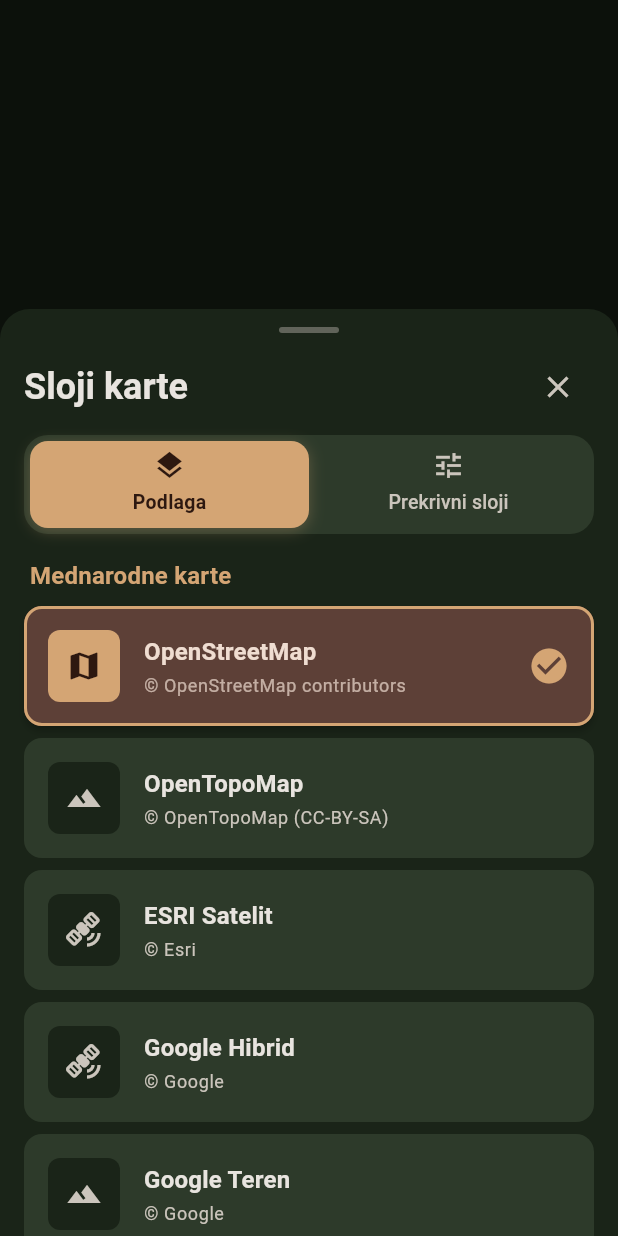
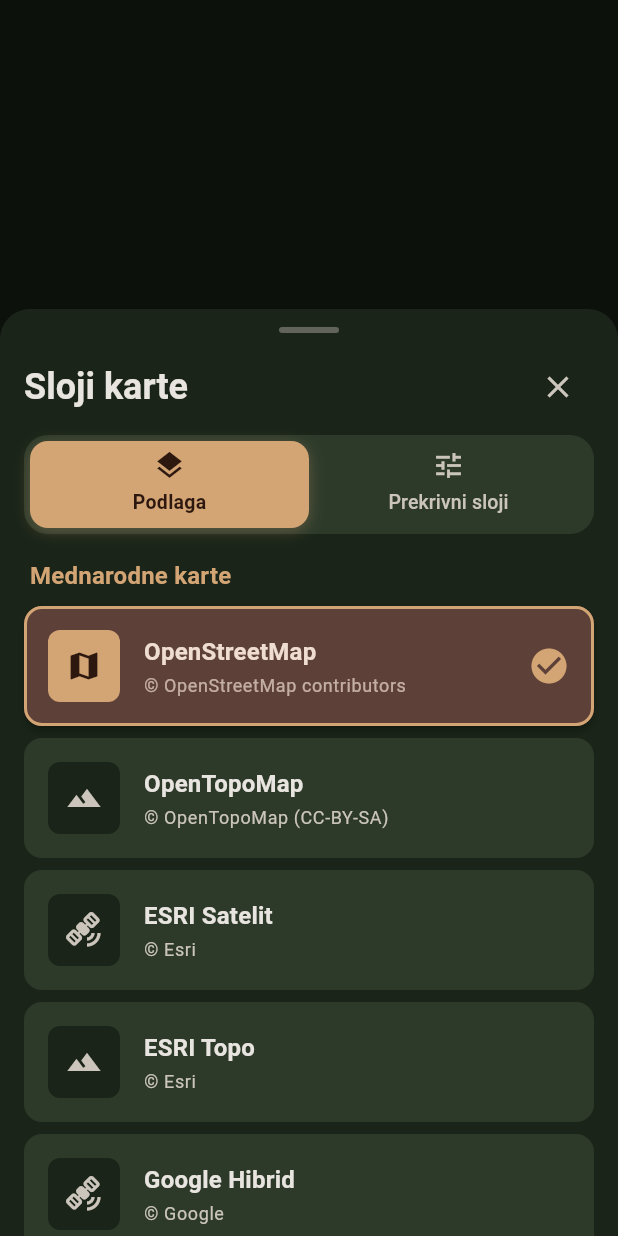
Before and after one commit to dz0ny/gozdar, a Flutter app: what show() shows on an empty page, opened directly with empty values, on a phone screen of 412 x 824 dp. Run offline on Flutter 3.47's test engine with Material 3 defaults, Android fonts, the light colour scheme and no system bars; our stand-ins replace file_picker, firebase_analytics, firebase_core, firebase_crashlytics, flutter_compass, flutter_map and 6 more; missing offline and left inert: excel, flutter_geokit, flutter_map_tile_caching, ota_update, proj4dart; accounts and stored records are empty; generated files the repository leaves out were written again; network calls fail.

Commit message:
feat: Enhance versioning system and add new map layers; update version number

```diff
--- a/lib/models/map_layer.dart
+++ b/lib/models/map_layer.dart
@@ -27,9 +27,11 @@
   openStreetMap,
   openTopoMap,
   esriWorldImagery,
+  esriTopoMap,
   googleHybrid,
-  googleTerrain,
   ortofoto,
+  ortofoto2023,
+  ortofoto2022,
   dofIr,
   dmr,
 
@@ -158,20 +160,21 @@
     maxZoom: 19,
   );
 
+  /// ESRI World Topo Map - Topographic map
+  static const esriTopoMap = MapLayer(
+    type: MapLayerType.esriTopoMap,
+    name: 'ESRI Topo',
+    urlTemplate:
+        'https://server.arcgisonline.com/ArcGIS/rest/services/World_Topo_Map/MapServer/tile/{z}/{y}/{x}',
+    attribution: '© Esri',
+    maxZoom: 19,
+  );
+
   /// Google Hybrid - Satellite with labels
   static const googleHybrid = MapLayer(
     type: MapLayerType.googleHybrid,
     name: 'Google Hibrid',
     urlTemplate: 'http://mt0.google.com/vt/lyrs=y&hl=sl&x={x}&y={y}&z={z}',
-    attribution: '© Google',
-    maxZoom: 20,
-  );
-
-  /// Google Terrain - Terrain map
-  static const googleTerrain = MapLayer(
-    type: MapLayerType.googleTerrain,
-    name: 'Google Teren',
-    urlTemplate: 'http://mt0.google.com/vt/lyrs=p&hl=sl&x={x}&y={y}&z={z}',
     attribution: '© Google',
     maxZoom: 20,
   );
@@ -185,6 +188,30 @@
     isWms: true,
     wmsBaseUrl: 'https://prostor.zgs.gov.si/geowebcache/service/wms?',
     wmsLayers: ['pregledovalnik:DOF_2024'],
+    wmsFormat: 'image/jpeg',
+  );
+
+  /// Ortofoto 2023 - Aerial imagery (Slovenia)
+  static const ortofoto2023 = MapLayer(
+    type: MapLayerType.ortofoto2023,
+    name: 'Ortofoto 2023',
+    attribution: '© GURS',
+    maxZoom: 19,
+    isWms: true,
+    wmsBaseUrl: 'https://prostor.zgs.gov.si/geowebcache/service/wms?',
+    wmsLayers: ['pregledovalnik:DOF_2023'],
+    wmsFormat: 'image/jpeg',
+  );
+
+  /// Ortofoto 2022 - Aerial imagery (Slovenia)
+  static const ortofoto2022 = MapLayer(
+    type: MapLayerType.ortofoto2022,
+    name: 'Ortofoto 2022',
+    attribution: '© GURS',
+    maxZoom: 19,
+    isWms: true,
+    wmsBaseUrl: 'https://prostor.zgs.gov.si/geowebcache/service/wms?',
+    wmsLayers: ['pregledovalnik:DOF_2022'],
     wmsFormat: 'image/jpeg',
   );
 
@@ -863,9 +890,11 @@
     openStreetMap,
     openTopoMap,
     esriWorldImagery,
+    esriTopoMap,
     googleHybrid,
-    googleTerrain,
     ortofoto,
+    ortofoto2023,
+    ortofoto2022,
     dofIr,
     dmr,
   ];
--- a/lib/screens/map_tab.dart
+++ b/lib/screens/map_tab.dart
@@ -902,6 +902,7 @@
         _saveMapState();
       },
       onImportFile: _importGeoFile,
+      onDownloadTiles: showTileDownloadDialog,
     );
   }
 
--- a/lib/widgets/map_layer_selector.dart
+++ b/lib/widgets/map_layer_selector.dart
@@ -9,6 +9,7 @@
   final ValueChanged<MapLayer> onBaseLayerChanged;
   final ValueChanged<MapLayerType> onOverlayToggled;
   final VoidCallback? onImportFile;
+  final VoidCallback? onDownloadTiles;
 
   const MapLayerSelector({
     super.key,
@@ -18,6 +19,7 @@
     required this.onBaseLayerChanged,
     required this.onOverlayToggled,
     this.onImportFile,
+    this.onDownloadTiles,
   });
 
   /// Show the layer selector as a modal bottom sheet
@@ -29,6 +31,7 @@
     required ValueChanged<MapLayer> onBaseLayerChanged,
     required ValueChanged<MapLayerType> onOverlayToggled,
     VoidCallback? onImportFile,
+    VoidCallback? onDownloadTiles,
   }) {
     return showModalBottomSheet(
       context: context,
@@ -50,6 +53,7 @@
             onBaseLayerChanged: onBaseLayerChanged,
             onOverlayToggled: onOverlayToggled,
             onImportFile: onImportFile,
+            onDownloadTiles: onDownloadTiles,
           ),
         ),
       ),
@@ -67,14 +71,23 @@
   String _searchQuery = '';
   final Map<OverlayCategory, bool> _expandedCategories = {};
 
+  // Local state for selections
+  late MapLayer _selectedBaseLayer;
+  late Set<MapLayerType> _selectedOverlays;
+
   @override
   void initState() {
     super.initState();
     _tabController = TabController(length: 2, vsync: this);
+
+    // Initialize local state from widget
+    _selectedBaseLayer = widget.currentBaseLayer;
+    _selectedOverlays = Set.from(widget.activeOverlays);
+
     // Expand categories that have active overlays
     for (final category in OverlayCategory.values) {
       final hasActiveOverlay = MapLayer.overlaysByCategory[category]
-              ?.any((layer) => widget.activeOverlays.contains(layer.type)) ??
+              ?.any((layer) => _selectedOverlays.contains(layer.type)) ??
           false;
       _expandedCategories[category] = hasActiveOverlay;
     }
@@ -89,8 +102,9 @@
 
   @override
   Widget build(BuildContext context) {
-    return Column(
-      children: [
+    return SafeArea(
+      child: Column(
+        children: [
         // Drag handle
         Center(
           child: Container(
@@ -187,7 +201,8 @@
             ],
           ),
         ),
-      ],
+        ],
+      ),
     );
   }
 
@@ -202,8 +217,8 @@
             MapLayer.openStreetMap,
             MapLayer.openTopoMap,
             MapLayer.esriWorldImagery,
+            MapLayer.esriTopoMap,
             MapLayer.googleHybrid,
-            MapLayer.googleTerrain,
           ],
         ),
         const SizedBox(height: 16),
@@ -212,10 +227,41 @@
           'Slovenske karte',
           [
             MapLayer.ortofoto,
+            MapLayer.ortofoto2023,
+            MapLayer.ortofoto2022,
             MapLayer.dofIr,
             MapLayer.dmr,
           ],
         ),
+        const SizedBox(height: 24),
+        // Download tiles button
+        if (widget.onDownloadTiles != null)
+          Padding(
+            padding: const EdgeInsets.symmetric(horizontal: 4),
+            child: OutlinedButton.icon(
+              onPressed: () {
+                Navigator.pop(context);
+                widget.onDownloadTiles!();
+              },
+              icon: const Icon(Icons.download, size: 20),
+              label: const Text('Prenesi za delo brez povezave'),
+              style: OutlinedButton.styleFrom(
+                minimumSize: const Size.fromHeight(52),
+                shape: RoundedRectangleBorder(
+                  borderRadius: BorderRadius.circular(12),
+                ),
+                side: BorderSide(
+                  color: Theme.of(context).colorScheme.primary,
+                  width: 1.5,
+                ),
+                textStyle: const TextStyle(
+                  fontSize: 14,
+                  fontWeight: FontWeight.w600,
+                  letterSpacing: 0.2,
+                ),
+              ),
+            ),
+          ),
         const SizedBox(height: 16),
       ],
     );
@@ -241,7 +287,7 @@
   }
 
   Widget _buildBaseLayerCard(MapLayer layer) {
-    final isSelected = widget.currentBaseLayer.type == layer.type;
+    final isSelected = _selectedBaseLayer.type == layer.type;
     final colorScheme = Theme.of(context).colorScheme;
 
     return Card(
@@ -259,8 +305,10 @@
       child: InkWell(
         borderRadius: BorderRadius.circular(12),
         onTap: () {
+          setState(() {
+            _selectedBaseLayer = layer;
+          });
           widget.onBaseLayerChanged(layer);
-          setState(() {});
         },
         child: Padding(
           padding: const EdgeInsets.all(16),
@@ -328,86 +376,8 @@
   Widget _buildOverlaysTab() {
     return Column(
       children: [
-        // Search bar
-        Padding(
-          padding: const EdgeInsets.fromLTRB(16, 0, 16, 12),
-          child: TextField(
-            controller: _searchController,
-            decoration: InputDecoration(
-              hintText: 'Iskanje slojev...',
-              prefixIcon: const Icon(Icons.search),
-              suffixIcon: _searchQuery.isNotEmpty
-                  ? IconButton(
-                      icon: const Icon(Icons.clear),
-                      onPressed: () {
-                        _searchController.clear();
-                        setState(() => _searchQuery = '');
-                      },
-                    )
-                  : null,
-              border: OutlineInputBorder(
-                borderRadius: BorderRadius.circular(12),
-              ),
-              filled: true,
-              fillColor: Theme.of(context).colorScheme.surfaceContainerHighest,
-            ),
-            onChanged: (value) {
-              setState(() => _searchQuery = value.toLowerCase());
-            },
-          ),
-        ),
-        // Active overlays summary
-        if (widget.activeOverlays.isNotEmpty && _searchQuery.isEmpty)
-          Padding(
-            padding: const EdgeInsets.fromLTRB(16, 0, 16, 12),
-            child: Container(
-              padding: const EdgeInsets.all(12),
-              decoration: BoxDecoration(
-                color: Theme.of(context).colorScheme.secondaryContainer,
-                borderRadius: BorderRadius.circular(12),
-              ),
-              child: Row(
-                children: [
-                  Icon(
-                    Icons.layers,
-                    color: Theme.of(context).colorScheme.onSecondaryContainer,
-                    size: 20,
-                  ),
-                  const SizedBox(width: 8),
-                  Expanded(
-                    child: Text(
-                      'Aktivnih slojev: ${widget.activeOverlays.length}',
-                      style: TextStyle(
-                        color:
-                            Theme.of(context).colorScheme.onSecondaryContainer,
-                        fontWeight: FontWeight.w600,
-                      ),
-                    ),
-                  ),
-                  if (widget.activeOverlays.isNotEmpty)
-                    TextButton.icon(
-                      onPressed: () {
-                        setState(() {
-                          for (final type in widget.activeOverlays.toList()) {
-                            widget.onOverlayToggled(type);
-                          }
-                        });
-                      },
-                      icon: const Icon(Icons.clear_all, size: 18),
-                      label: const Text('Izklopi vse'),
-                      style: TextButton.styleFrom(
-                        foregroundColor:
-                            Theme.of(context).colorScheme.onSecondaryContainer,
-                      ),
-                    ),
-                ],
-              ),
-            ),
-          ),
         // Hint for Slovenian layers
-        if (!widget.currentBaseLayer.isSlovenian &&
-            widget.workerUrl == null &&
-            _searchQuery.isEmpty)
+        if (!_selectedBaseLayer.isSlovenian && widget.workerUrl == null)
           Padding(
             padding: const EdgeInsets.fromLTRB(16, 0, 16, 12),
             child: Container(
@@ -439,7 +409,7 @@
             ),
           ),
         // Import button
-        if (widget.onImportFile != null && _searchQuery.isEmpty)
+        if (widget.onImportFile != null)
           Padding(
             padding: const EdgeInsets.fromLTRB(16, 0, 16, 12),
             child: FilledButton.icon(
@@ -481,7 +451,7 @@
         }
         // Filter by Slovenian availability
         if (!layer.isSlovenian) return true;
-        return widget.currentBaseLayer.isSlovenian ||
+        return _selectedBaseLayer.isSlovenian ||
             widget.workerUrl != null;
       }).toList();
       return layers.isNotEmpty;
@@ -528,14 +498,14 @@
       }
       // Filter by Slovenian availability
       if (!layer.isSlovenian) return true;
-      return widget.currentBaseLayer.isSlovenian || widget.workerUrl != null;
+      return _selectedBaseLayer.isSlovenian || widget.workerUrl != null;
     }).toList();
 
     if (filteredLayers.isEmpty) return const SizedBox.shrink();
 
     final isExpanded = _expandedCategories[category] ?? false;
     final activeCount = filteredLayers
-        .where((layer) => widget.activeOverlays.contains(layer.type))
+        .where((layer) => _selectedOverlays.contains(layer.type))
         .length;
 
     return Card(
@@ -623,12 +593,18 @@
   }
 
   Widget _buildOverlayTile(MapLayer layer) {
-    final isActive = widget.activeOverlays.contains(layer.type);
+    final isActive = _selectedOverlays.contains(layer.type);
 
     return InkWell(
       onTap: () {
+        setState(() {
+          if (isActive) {
+            _selectedOverlays.remove(layer.type);
+          } else {
+            _selectedOverlays.add(layer.type);
+          }
+        });
         widget.onOverlayToggled(layer.type);
-        setState(() {});
       },
       child: Padding(
         padding: const EdgeInsets.symmetric(horizontal: 16, vertical: 12),
@@ -641,8 +617,14 @@
               child: Checkbox(
                 value: isActive,
                 onChanged: (_) {
+                  setState(() {
+                    if (isActive) {
+                      _selectedOverlays.remove(layer.type);
+                    } else {
+                      _selectedOverlays.add(layer.type);
+                    }
+                  });
                   widget.onOverlayToggled(layer.type);
-                  setState(() {});
                 },
                 shape: RoundedRectangleBorder(
                   borderRadius: BorderRadius.circular(4),
@@ -686,13 +668,14 @@
       case MapLayerType.openStreetMap:
         return Icons.map;
       case MapLayerType.openTopoMap:
+      case MapLayerType.esriTopoMap:
         return Icons.terrain;
       case MapLayerType.esriWorldImagery:
       case MapLayerType.googleHybrid:
         return Icons.satellite_alt;
-      case MapLayerType.googleTerrain:
-        return Icons.landscape;
       case MapLayerType.ortofoto:
+      case MapLayerType.ortofoto2023:
+      case MapLayerType.ortofoto2022:
         return Icons.image;
       case MapLayerType.dofIr:
         return Icons.gradient;
--- a/pubspec.yaml
+++ b/pubspec.yaml
@@ -16,7 +16,7 @@
 # https://developer.apple.com/library/archive/documentation/General/Reference/InfoPlistKeyReference/Articles/CoreFoundationKeys.html
 # In Windows, build-name is used as the major, minor, and patch parts
 # of the product and file versions while build-number is used as the build suffix.
-version: 2025.1207.11+11
+version: 2025.1208.2+31
 
 environment:
   sdk: ^3.9.2
```
Also changed, not shown: 2 other files.
